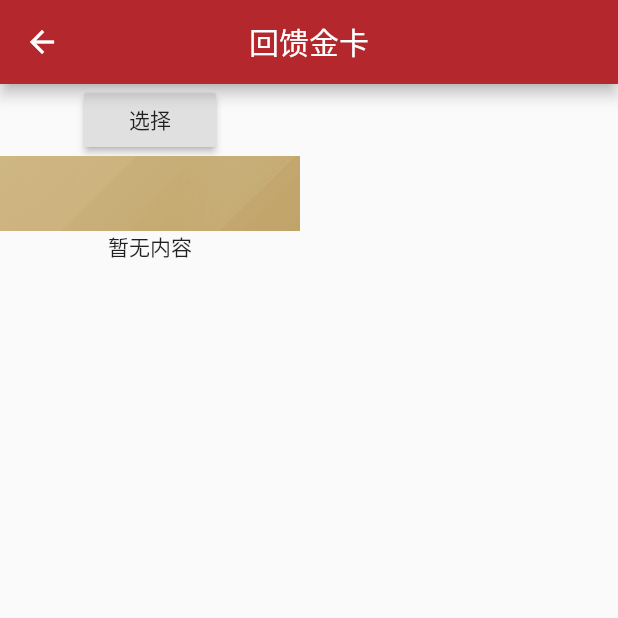
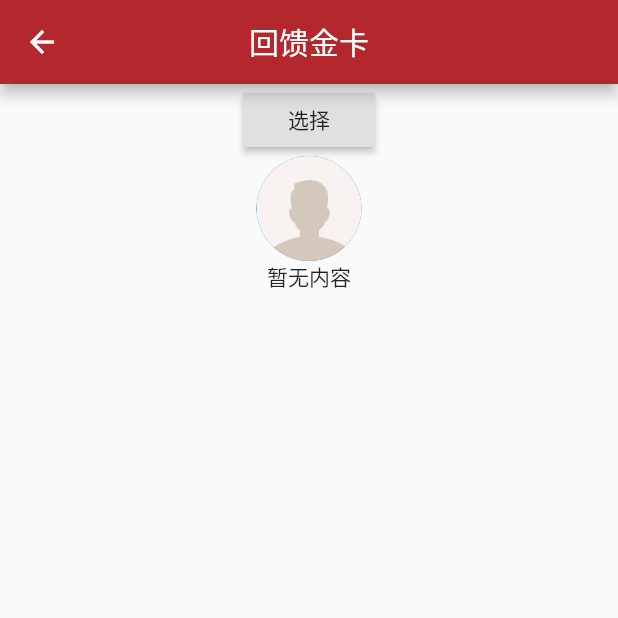
Before and after one commit to hsir05/flutter_shop, a Flutter app: the GoldenCard screen opened directly, on a phone screen of 412 x 824 dp, the top half of it. Run offline on Flutter 3.47's test engine with Material 2 defaults, Android fonts, the phone set to English and light mode, and no system bars; our stand-ins replace dio, fluro, flutter_easyrefresh, flutter_html, flutter_screenutil, flutter_swiper and 4 more; missing offline and left inert: amap_base, barcode_scan, flutter_webview_plugin, jpush_flutter, provide; accounts and stored records are empty; network calls fail; statements that could not run were skipped.

Commit message:
图片选择功能ok

```diff
--- a/lib/pages/goldenCard_page.dart
+++ b/lib/pages/goldenCard_page.dart
@@ -1,6 +1,7 @@
 import 'dart:async';
 import 'package:flutter/material.dart';
 import 'package:image_picker/image_picker.dart';
+import 'package:flutter_screenutil/flutter_screenutil.dart';
 
 class GoldenCard extends StatefulWidget {
   @override
@@ -12,7 +13,7 @@ class GoldenCard extends StatefulWidget {
 class _GoldenCardState extends State<GoldenCard> {
 
   List _imageList = []; //图片列表
-  String _imageStr = 'assets/images/membg.png';
+  String _imageStr = 'assets/images/avatar.png';
 
   int _photoIndex = 0; //选择拍照还是相册的索引
   List _actionSheet = [
@@ -22,6 +23,7 @@ class _GoldenCardState extends State<GoldenCard> {
 
   @override
   Widget build(BuildContext context) {
+    ScreenUtil.instance = ScreenUtil(width: 750, height: 1334)..init(context);
     return Scaffold(
         appBar: AppBar(
             backgroundColor: Color.fromRGBO(180, 40, 45, 1),
@@ -32,7 +34,9 @@ class _GoldenCardState extends State<GoldenCard> {
                 }),
             title: Text("回馈金卡"),
             centerTitle: true),
-        body: SingleChildScrollView(
+        body: Container(
+          width: ScreenUtil().setWidth(750),
+          child: SingleChildScrollView(
           child: Column(
             crossAxisAlignment: CrossAxisAlignment.center,
             children: <Widget>[
@@ -45,45 +49,50 @@ class _GoldenCardState extends State<GoldenCard> {
               avatar(),
 
               _imageList.isNotEmpty ? Wrap(
-                  spacing: 10.0,
+                  spacing: 4.0,
+                  crossAxisAlignment: WrapCrossAlignment.center,
                   children: _getImageList(),
                 ) : Text("暂无内容")
 
             ],
           ),
-        ));
+        ),
+        )
+        );
   }
 
   Widget avatar() {
-    return Container(
-      height: 50.0,
-      padding: EdgeInsets.only(top: 25, bottom: 25),
-      decoration: BoxDecoration(
-          image: DecorationImage(
-            image: AssetImage(_imageStr),
-            fit: BoxFit.cover,
+    return InkWell(
+      onTap: () {
+        _getActionSheet();
+      },
+      child: Container(
+            width: 70.0,
+            height: 70.0,
+            child: CircleAvatar(
+              radius: 50.0,
+              backgroundImage: AssetImage(_imageStr)),
           ),
-        ),
-      child:Container(width:200.0, height: 300.0,child: Text('data'),));
-  }
+        );
+      }
 
   //图片列表的刻画
   List<Widget> _getImageList() {
     return _imageList.map((img) {
-      return ClipRRect(
-        borderRadius: BorderRadius.circular(10.0),
+      return Container(
+        margin: EdgeInsets.only(top: 10.0),
         child: Stack(
           children: <Widget>[
-
-            Image.file( img, fit: BoxFit.cover, width: 100.0, height: 70.0, ),
-
+            Container(
+              child: Image.file( img, fit: BoxFit.cover, width: ScreenUtil().setWidth(350), height: ScreenUtil().setHeight(300), ),
+            ),
             Positioned(
               right: 5.0,
               top: 5.0,
               child: GestureDetector(
                 child: Container(
-                    width: 15.0,
-                    height: 15.0,
+                    width: 20.0,
+                    height: 20.0,
                     color: Colors.lightBlue,
                     child: Icon(
                       Icons.close,
@@ -113,6 +122,7 @@ class _GoldenCardState extends State<GoldenCard> {
     if (image != null) {
       setState(() {
         _imageList.add(image);
+        // _imageStr = image;
       });
     }
   }
```
